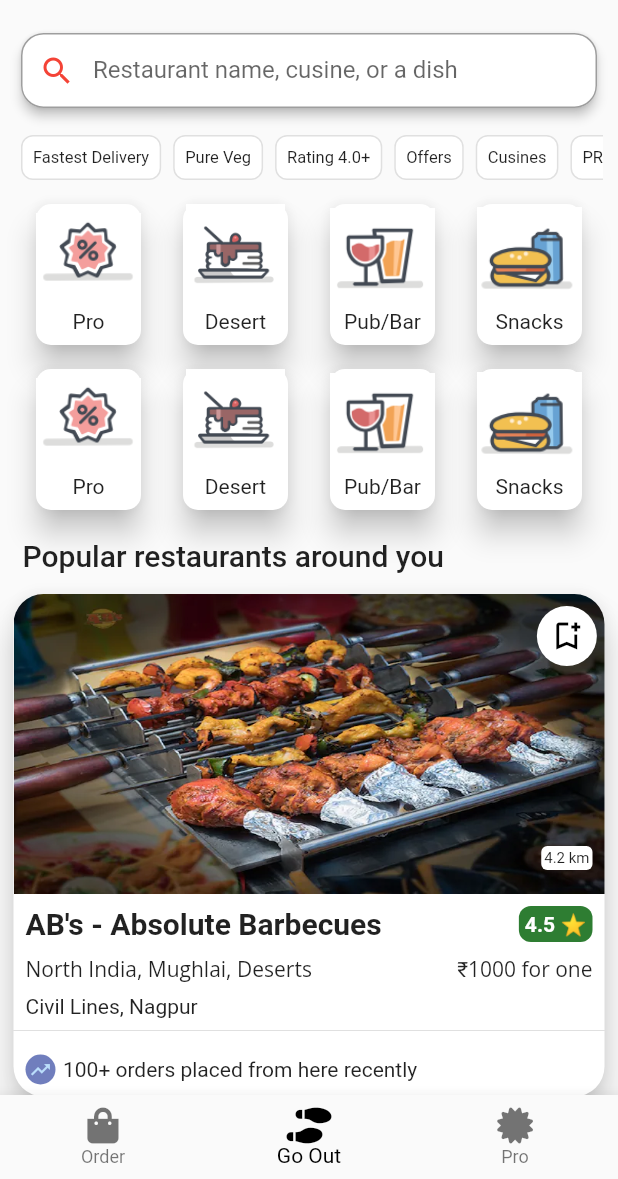
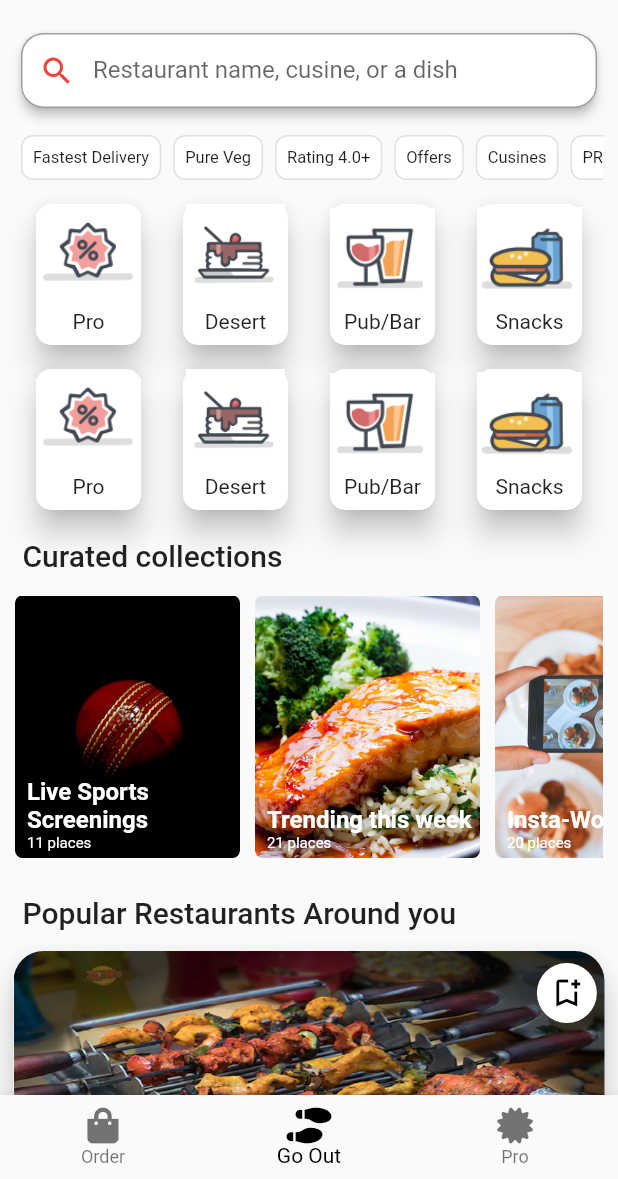
Before and after one commit to Rohit-RA-2020/Zomato-UI, a Flutter app: the HomePage screen opened directly, item 2 of the bottom bar chosen, on a phone screen of 412 x 824 dp, the part 57-1236 px from its top. Run offline on Flutter 3.47's test engine with Material 2 defaults, Android fonts, the phone set to English and light mode, and no system bars; our stand-ins replace font_awesome_flutter, google_fonts; network calls fail.

Commit message:
Carousel Widget improved

```diff
--- a/lib/screens/go_out_page.dart
+++ b/lib/screens/go_out_page.dart
@@ -1,4 +1,5 @@
 import 'package:flutter/material.dart';
+import 'package:zomato_ui/widgets/carousel.dart';
 import 'package:zomato_ui/widgets/custom_rect_cards.dart';
 import 'package:zomato_ui/widgets/horizontal_card_list.dart';
 import 'package:zomato_ui/widgets/restaurant_item.dart';
@@ -38,7 +39,18 @@
               const Padding(
                 padding: EdgeInsets.only(left: 15.0, bottom: 5.0, top: 15.0),
                 child: Text(
-                  'Popular restaurants around you',
+                  'Curated collections',
+                  style: TextStyle(
+                    fontWeight: FontWeight.w500,
+                    fontSize: 20,
+                  ),
+                ),
+              ),
+              const CarouselList(),
+              const Padding(
+                padding: EdgeInsets.only(left: 15.0, bottom: 5.0, top: 15.0),
+                child: Text(
+                  'Popular Restaurants Around you',
                   style: TextStyle(
                     fontWeight: FontWeight.w500,
                     fontSize: 20,
--- /dev/null
+++ b/lib/widgets/carousel.dart
@@ -0,0 +1,107 @@
+import 'package:flutter/material.dart';
+
+class CarouselList extends StatelessWidget {
+  const CarouselList({
+    Key? key,
+  }) : super(key: key);
+
+  @override
+  Widget build(BuildContext context) {
+    return Padding(
+      padding: const EdgeInsets.all(10.0),
+      child: SingleChildScrollView(
+        scrollDirection: Axis.horizontal,
+        child: Row(
+          mainAxisAlignment: MainAxisAlignment.spaceEvenly,
+          children: const <Widget>[
+            CarouselItem(
+              img: 'assets/cimg/ball.jpg',
+              text: 'Live Sports Screenings',
+              subText: '11 places',
+            ),
+            SizedBox(
+              width: 10,
+            ),
+            CarouselItem(
+              img: 'assets/cimg/tre.jpg',
+              text: 'Trending this week',
+              subText: '21 places',
+            ),
+            SizedBox(
+              width: 10,
+            ),
+            CarouselItem(
+              img: 'assets/cimg/insta.jpg',
+              text: 'Insta-Worthy',
+              subText: '20 places',
+            ),
+            SizedBox(
+              width: 10,
+            ),
+            CarouselItem(
+              img: 'assets/cimg/cc.jpg',
+              text: 'Sweet tooth',
+              subText: '11 places',
+            ),
+            SizedBox(
+              width: 10,
+            ),
+            CarouselItem(
+              img: 'assets/cimg/db.jpg',
+              text: 'Must Visits Restaurants in Nagpur',
+              subText: '20 places',
+            ),
+          ],
+        ),
+      ),
+    );
+  }
+}
+
+class CarouselItem extends StatelessWidget {
+  const CarouselItem({
+    Key? key,
+    required this.img,
+    required this.text,
+    required this.subText,
+  }) : super(key: key);
+
+  final String img;
+  final String text;
+  final String subText;
+
+  @override
+  Widget build(BuildContext context) {
+    return Center(
+      child: Container(
+        constraints: const BoxConstraints.expand(height: 175.0, width: 150),
+        alignment: Alignment.bottomLeft,
+        padding: const EdgeInsets.only(left: 8.0, bottom: 4.0),
+        decoration: BoxDecoration(
+          borderRadius: BorderRadius.circular(5),
+          image: DecorationImage(
+            image: AssetImage(img),
+            fit: BoxFit.fitHeight,
+          ),
+        ),
+        child: Column(
+          mainAxisAlignment: MainAxisAlignment.end,
+          crossAxisAlignment: CrossAxisAlignment.start,
+          children: <Widget>[
+            Text(
+              text,
+              style: const TextStyle(
+                  color: Colors.white,
+                  fontWeight: FontWeight.bold,
+                  fontSize: 16),
+            ),
+            Text(
+              subText,
+              style: const TextStyle(color: Colors.white, fontSize: 10),
+            )
+          ],
+        ),
+      ),
+    );
+  }
+}
--- a/pubspec.yaml
+++ b/pubspec.yaml
@@ -63,6 +63,7 @@
   assets:
     - assets/images/
     - assets/icons/
+    - assets/cimg/
   #   - images/a_dot_ham.jpeg
 
   # An image asset can refer to one or more resolution-specific "variants", see
```
Also changed, not shown: assets/cimg/ball.jpg (added), assets/cimg/cc.jpg (added), assets/cimg/db.jpg (added), assets/cimg/insta.jpg (added), assets/cimg/tre.jpg (added).
